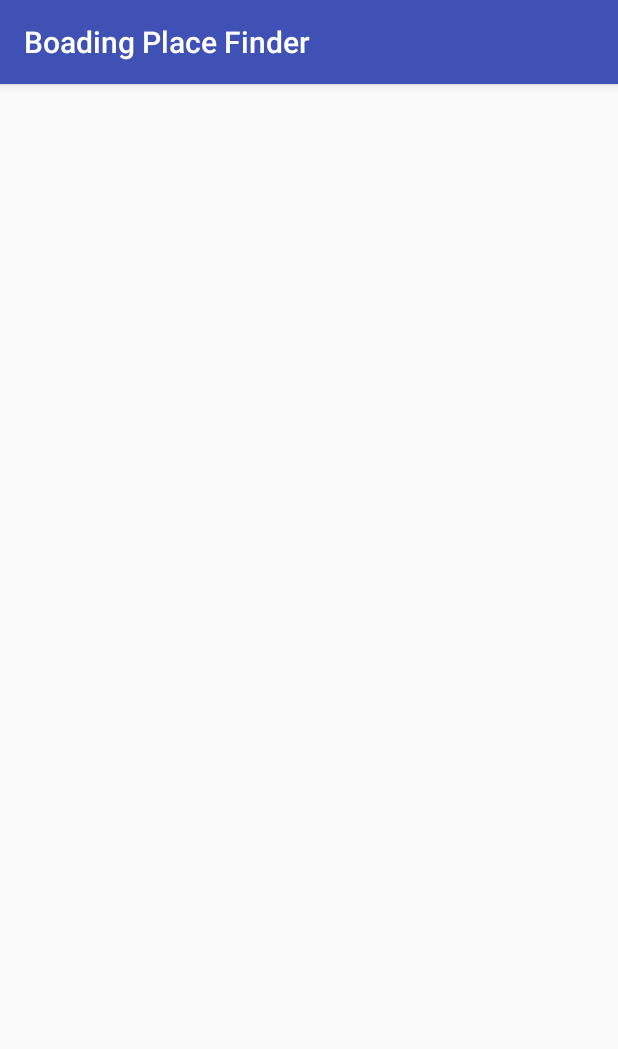
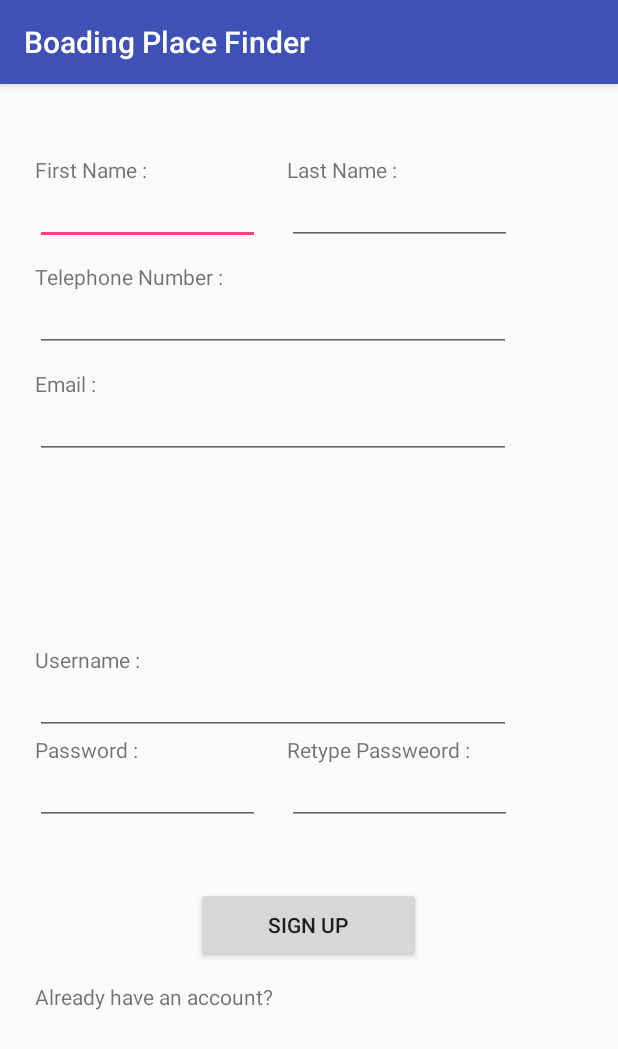
Before and after one commit to DSajini/BoadingPlaceFinder-Android-App, an Android app: the SignUpActivity screen opened directly, with no data from a screen before it, on a phone screen of 412 x 824 dp. Shown: the top 1049 px of the screen. Run offline under Robolectric (Android 15) with nearby library versions, the phone set to English and light mode, and no system bars.

Commit message:
Created Sign Up Layout

```diff
--- a/app/src/main/res/layout/activity_sign_up.xml
+++ b/app/src/main/res/layout/activity_sign_up.xml
@@ -6,5 +6,172 @@
     android:layout_height="match_parent"
     tools:context="com.hfad.boadingplacefinder.SignUpActivity">
 
+    <EditText
+        android:id="@+id/firstname"
+        android:layout_width="150dp"
+        android:layout_height="40dp"
+        android:layout_alignParentLeft="true"
+        android:layout_alignParentStart="true"
+        android:layout_alignParentTop="true"
+        android:layout_marginLeft="23dp"
+        android:layout_marginStart="23dp"
+        android:layout_marginTop="67dp"
+        android:ems="10"
+        android:inputType="textPersonName" />
+
+    <EditText
+        android:id="@+id/lastname"
+        android:layout_width="150dp"
+        android:layout_height="40dp"
+        android:layout_alignBaseline="@+id/firstname"
+        android:layout_alignBottom="@+id/firstname"
+        android:layout_marginLeft="18dp"
+        android:layout_marginStart="18dp"
+        android:layout_toEndOf="@+id/firstname"
+        android:layout_toRightOf="@+id/firstname"
+        android:ems="10"
+        android:inputType="textPersonName" />
+
+    <TextView
+        android:id="@+id/textView"
+        android:layout_width="100dp"
+        android:layout_height="20dp"
+        android:layout_above="@+id/lastname"
+        android:layout_alignLeft="@+id/firstname"
+        android:layout_alignStart="@+id/firstname"
+        android:text="First Name :" />
+
+    <TextView
+        android:id="@+id/textView5"
+        android:layout_width="100dp"
+        android:layout_height="wrap_content"
+        android:layout_alignLeft="@+id/lastname"
+        android:layout_alignStart="@+id/lastname"
+        android:layout_alignTop="@+id/textView"
+        android:text="Last Name :" />
+
+    <TextView
+        android:id="@+id/textView6"
+        android:layout_width="150dp"
+        android:layout_height="20dp"
+        android:layout_alignLeft="@+id/teleno"
+        android:layout_alignStart="@+id/teleno"
+        android:layout_below="@+id/firstname"
+        android:layout_marginTop="11dp"
+        android:text="Telephone Number :" />
+
+    <EditText
+        android:id="@+id/teleno"
+        android:layout_width="317dp"
+        android:layout_height="40dp"
+        android:layout_alignLeft="@+id/firstname"
+        android:layout_alignStart="@+id/firstname"
+        android:layout_below="@+id/textView6"
+        android:ems="10"
+        android:inputType="textPersonName" />
+
+    <TextView
+        android:id="@+id/textView7"
+        android:layout_width="100dp"
+        android:layout_height="20dp"
+        android:layout_alignLeft="@+id/teleno"
+        android:layout_alignStart="@+id/teleno"
+        android:layout_below="@+id/teleno"
+        android:layout_marginTop="11dp"
+        android:text="Email :" />
+
+    <EditText
+        android:id="@+id/email"
+        android:layout_width="317dp"
+        android:layout_height="40dp"
+        android:layout_alignLeft="@+id/textView7"
+        android:layout_alignStart="@+id/textView7"
+        android:layout_below="@+id/textView7"
+        android:ems="10"
+        android:inputType="textEmailAddress" />
+
+    <TextView
+        android:id="@+id/textView9"
+        android:layout_width="100dp"
+        android:layout_height="20dp"
+        android:layout_alignLeft="@+id/email"
+        android:layout_alignStart="@+id/email"
+        android:layout_centerVertical="true"
+        android:text="Username :" />
+
+    <EditText
+        android:id="@+id/username"
+        android:layout_width="317dp"
+        android:layout_height="40dp"
+        android:layout_alignLeft="@+id/textView9"
+        android:layout_alignStart="@+id/textView9"
+        android:layout_below="@+id/textView9"
+        android:ems="10"
+        android:inputType="textPersonName" />
+
+    <TextView
+        android:id="@+id/textView10"
+        android:layout_width="100dp"
+        android:layout_height="20dp"
+        android:layout_alignLeft="@+id/username"
+        android:layout_alignStart="@+id/username"
+        android:layout_below="@+id/username"
+        android:text="Password :" />
+
+    <EditText
+        android:id="@+id/password1"
+        android:layout_width="150dp"
+        android:layout_height="40dp"
+        android:layout_alignLeft="@+id/textView10"
+        android:layout_alignStart="@+id/textView10"
+        android:layout_below="@+id/textView10"
+        android:ems="10"
+        android:inputType="textPassword" />
+
+    <EditText
+        android:id="@+id/password2"
+        android:layout_width="150dp"
+        android:layout_height="40dp"
+        android:layout_alignLeft="@+id/lastname"
+        android:layout_alignStart="@+id/lastname"
+        android:layout_below="@+id/textView11"
+        android:ems="10"
+        android:inputType="textPassword" />
+
+    <TextView
+        android:id="@+id/textView11"
+        android:layout_width="150dp"
+        android:layout_height="20dp"
+        android:layout_alignLeft="@+id/password2"
+        android:layout_alignStart="@+id/password2"
+        android:layout_below="@+id/username"
+        android:text="Retype Passweord :" />
+
+    <Button
+        android:id="@+id/signup"
+        android:layout_width="150dp"
+        android:layout_height="50dp"
+        android:layout_below="@+id/password1"
+        android:layout_centerHorizontal="true"
+        android:layout_marginTop="41dp"
+        android:text="Sign Up" />
+
+    <TextView
+        android:id="@+id/textView12"
+        android:layout_width="300dp"
+        android:layout_height="20dp"
+        android:layout_alignLeft="@+id/password1"
+        android:layout_alignStart="@+id/password1"
+        android:layout_below="@+id/signup"
+        android:layout_marginTop="13dp"
+        android:text="Already have an account?" />
+
+    <ProgressBar
+        android:visibility="gone"
+        android:id="@+id/progressBar"
+        android:layout_width="wrap_content"
+        android:layout_height="wrap_content"
+        android:layout_centerHorizontal="true"
+        android:layout_centerVertical="true" />
 
 </RelativeLayout>
```
